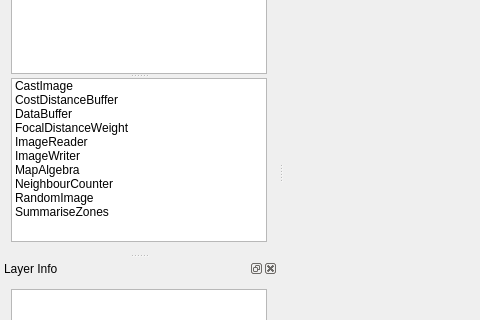
Qt form gui/otbmodellerwin.ui (manaakiwhenua/LUMASS) before a commit; both pictures show x 0 to 480 and y 157 to 477 of the 725 by 640 pixel window.
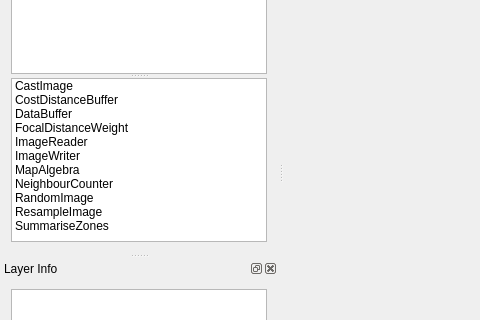
The same form after that commit. Icons and pictures are not drawn. Custom widgets are drawn as their Qt base class.

Commit message: enh: added ResampleImage component to user interface

```diff
--- a/gui/otbmodellerwin.ui
+++ b/gui/otbmodellerwin.ui
@@ -224,6 +224,11 @@
           <string>RandomImage</string>
          </property>
         </item>
+        <item>
+         <property name="text">
+          <string>ResampleImage</string>
+         </property>
+        </item>
         <item>
          <property name="text">
           <string>SummariseZones</string>
```
